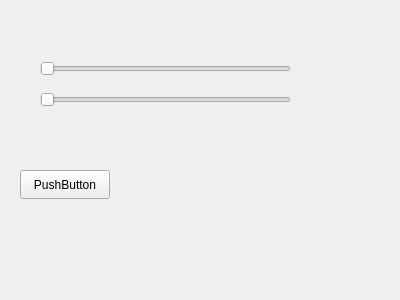
This is settingpage.ui in mobinaebrahim/Slay-The-Spire as Qt 5 draws it before an edit. The edited form follows.
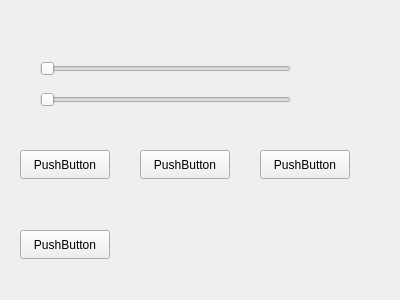
This is the edited form.

Patch:
```diff
--- a/settingpage.ui
+++ b/settingpage.ui
@@ -43,7 +43,46 @@
    <property name="geometry">
     <rect>
      <x>20</x>
-     <y>170</y>
+     <y>230</y>
+     <width>90</width>
+     <height>29</height>
+    </rect>
+   </property>
+   <property name="text">
+    <string>PushButton</string>
+   </property>
+  </widget>
+  <widget class="QPushButton" name="btnCusor1">
+   <property name="geometry">
+    <rect>
+     <x>20</x>
+     <y>150</y>
+     <width>90</width>
+     <height>29</height>
+    </rect>
+   </property>
+   <property name="text">
+    <string>PushButton</string>
+   </property>
+  </widget>
+  <widget class="QPushButton" name="btnCusor2">
+   <property name="geometry">
+    <rect>
+     <x>140</x>
+     <y>150</y>
+     <width>90</width>
+     <height>29</height>
+    </rect>
+   </property>
+   <property name="text">
+    <string>PushButton</string>
+   </property>
+  </widget>
+  <widget class="QPushButton" name="btnCusor3">
+   <property name="geometry">
+    <rect>
+     <x>260</x>
+     <y>150</y>
      <width>90</width>
      <height>29</height>
     </rect>
```
